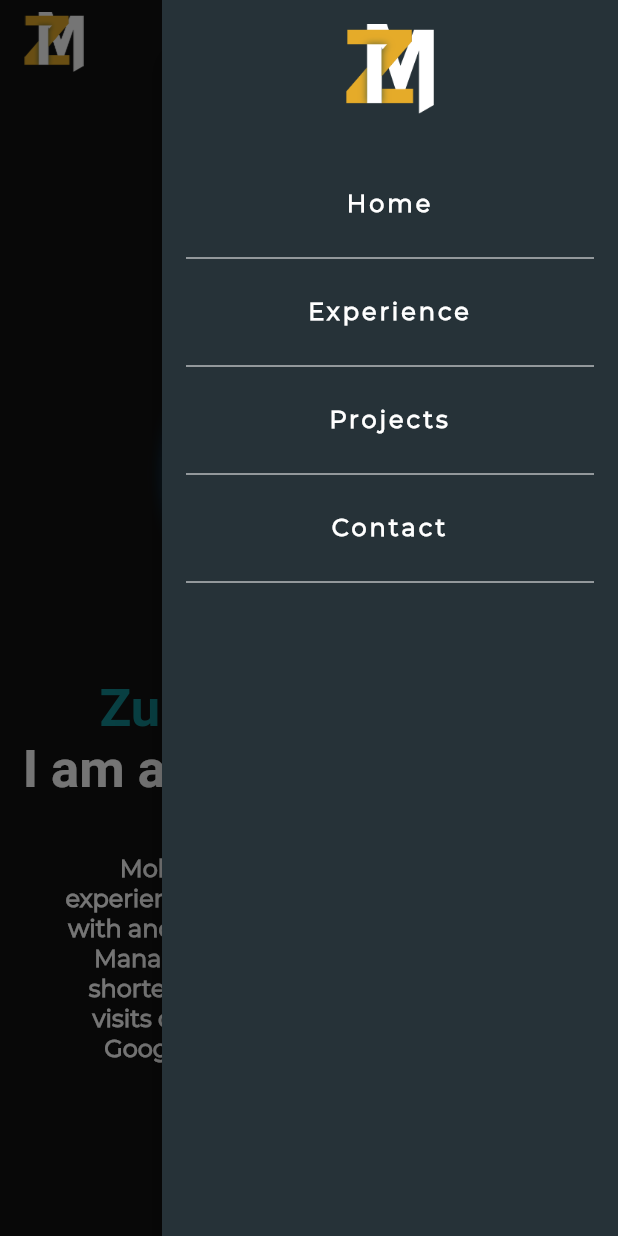
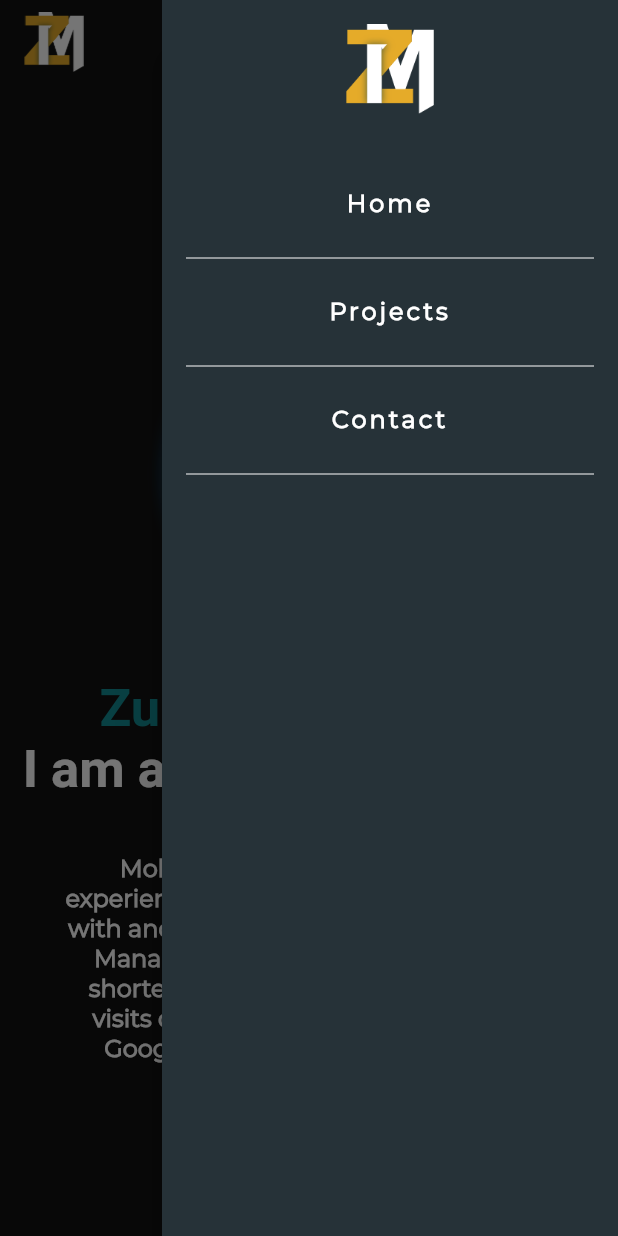
Before and after one commit to zuludin04/portfolio, a Flutter app: the screen it shows after launch, with the side drawer open, on a phone screen of 412 x 824 dp. Run offline on Flutter 3.47's test engine with Material 2 defaults, Android fonts, the phone set to English and light mode, and no system bars; drawn by our look-alikes of animated_background; our stand-ins replace dio, flutter_svg, font_awesome_flutter, get, sliver_tools; missing offline and left inert: dart:html.

Commit message:
remove experiences section

```diff
--- a/lib/ui/dashboard_screen.dart
+++ b/lib/ui/dashboard_screen.dart
@@ -15,7 +15,6 @@ import 'package:portfolio/utils/contants.dart';
 import 'package:portfolio/utils/responsive_widget.dart';
 import 'package:sliver_tools/sliver_tools.dart';
 
-import 'widgets/experience_item.dart';
 import 'widgets/project_item.dart';
 import 'widgets/section_title.dart';
 import 'widgets/sliding_button.dart';
@@ -62,7 +61,6 @@ class _DashboardScreenState extends State<DashboardScreen>
     GlobalKey(),
     GlobalKey(),
     GlobalKey(),
-    GlobalKey(),
   ];
 
   @override
@@ -103,9 +101,8 @@ class _DashboardScreenState extends State<DashboardScreen>
                 ),
                 const SizedBox(height: 32),
                 _drawerNavItem('Home', 0),
-                _drawerNavItem('Experience', 1),
-                _drawerNavItem('Projects', 2),
-                _drawerNavItem('Contact', 3),
+                _drawerNavItem('Projects', 1),
+                _drawerNavItem('Contact', 2),
               ],
             ),
           ),
@@ -192,34 +189,6 @@ class _DashboardScreenState extends State<DashboardScreen>
                   SliverToBoxAdapter(
                     key: sectionKeys[1],
                     child: Container(
-                      color: const Color(0xff333333),
-                      padding: EdgeInsets.symmetric(
-                        vertical: 72,
-                        horizontal: ResponsiveWidget.isLargeScreen(context)
-                            ? size.width * 0.18
-                            : ResponsiveWidget.isMediumScreen(context)
-                                ? size.width * 0.15
-                                : size.width * 0.12,
-                      ),
-                      child: Column(
-                        children: [
-                          const SectionTitle(
-                            title: 'Experience',
-                            color: Colors.white,
-                          ),
-                          const SizedBox(height: 36),
-                          Column(
-                            children: experiences
-                                .map((e) => ExperienceItem(experience: e))
-                                .toList(),
-                          ),
-                        ],
-                      ),
-                    ),
-                  ),
-                  SliverToBoxAdapter(
-                    key: sectionKeys[2],
-                    child: Container(
                       color: const Color(0xff111111),
                       padding: EdgeInsets.only(
                         left: size.width * 0.1,
@@ -273,7 +242,7 @@ class _DashboardScreenState extends State<DashboardScreen>
                     ),
                   ),
                   SliverToBoxAdapter(
-                    key: sectionKeys[3],
+                    key: sectionKeys[2],
                     child: Container(
                       padding: EdgeInsets.symmetric(
                         horizontal: ResponsiveWidget.isLargeScreen(context)
--- a/lib/ui/widgets/appbar_navigation.dart
+++ b/lib/ui/widgets/appbar_navigation.dart
@@ -61,7 +61,7 @@ class _AppbarNavigationState extends State<AppbarNavigation> {
               ),
               const SizedBox(width: 32),
               TextNavigation(
-                title: 'Experience',
+                title: 'Projects',
                 onTap: (index) {
                   widget.goToSection(1);
                   setState(() {
@@ -74,7 +74,7 @@ class _AppbarNavigationState extends State<AppbarNavigation> {
               ),
               const SizedBox(width: 32),
               TextNavigation(
-                title: 'Projects',
+                title: 'Contact',
                 onTap: (index) {
                   widget.goToSection(2);
                   setState(() {
@@ -85,19 +85,6 @@ class _AppbarNavigationState extends State<AppbarNavigation> {
                 index: 2,
                 selected: selectedIndex == 2,
               ),
-              const SizedBox(width: 32),
-              TextNavigation(
-                title: 'Contact',
-                onTap: (index) {
-                  widget.goToSection(3);
-                  setState(() {
-                    selectedIndex = index;
-                  });
-                },
-                titleColor: Colors.white,
-                index: 3,
-                selected: selectedIndex == 3,
-              ),
             ],
           ),
         ],
```
